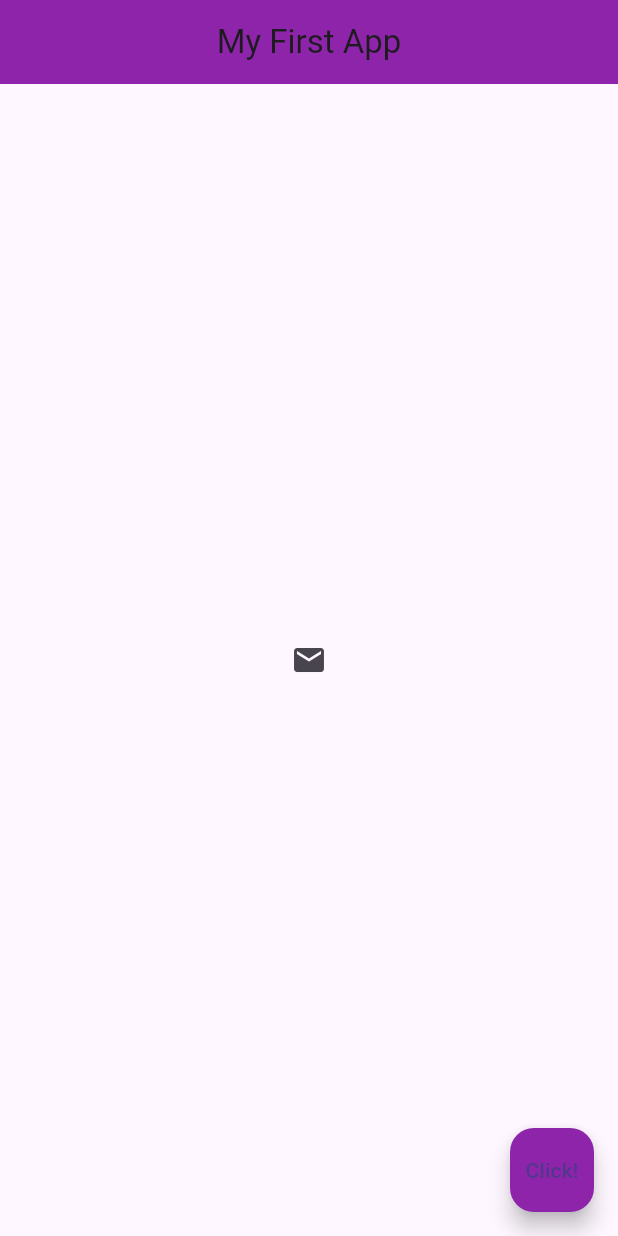
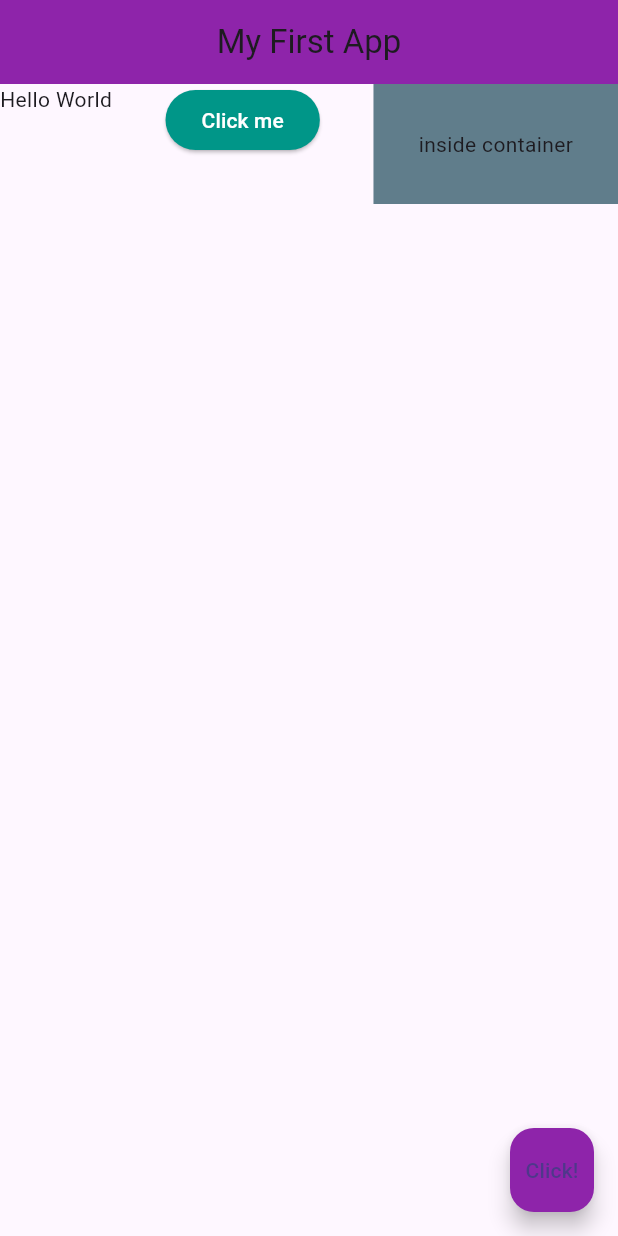
Before and after one commit to Sanjeda039/Flutter_Project, a Flutter app: the screen it shows after launch, on a phone screen of 412 x 824 dp. Run offline on Flutter 3.47's test engine with Material 3 defaults, Android fonts, the phone set to English and light mode, and no system bars.

Commit message:
Row feature

```diff
--- a/lib/main.dart
+++ b/lib/main.dart
@@ -15,16 +15,26 @@ class Home extends StatelessWidget {
         centerTitle: true,
         backgroundColor: Colors.purple[600],
       ),
-      body: Center(
-        child: IconButton(
-          onPressed: () {
-          print('Oooops you pressed me!');
-          },
-          icon: Icon(
-          Icons.mail
+      body: Row(
+        mainAxisAlignment: MainAxisAlignment.spaceBetween,
+        crossAxisAlignment: CrossAxisAlignment.start,
+        children: [
+          Text('Hello World'),
+          ElevatedButton(
+            style: ElevatedButton.styleFrom(
+              backgroundColor: Colors.teal, // Set background color
+              foregroundColor: Colors.white, // Set text color
+            ),
+            onPressed: () { },
+            child: Text('Click me'),
           ),
-          ),
-          ),
+          Container(
+            color: Colors.blueGrey,
+            padding: EdgeInsets.all(30.0),
+            child: Text ('inside container'),
+          )
+        ],
+      ),
       floatingActionButton: FloatingActionButton(
         onPressed: () { },
         backgroundColor: Colors.purple[600],
```
